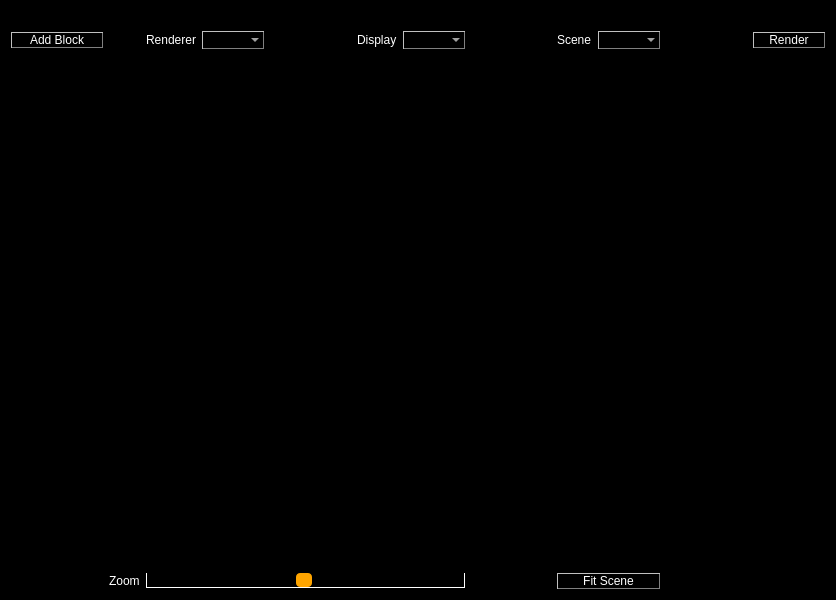
luisbarrancos/shrimp, file src/application-qt4/application_window.ui: the form before one commit.
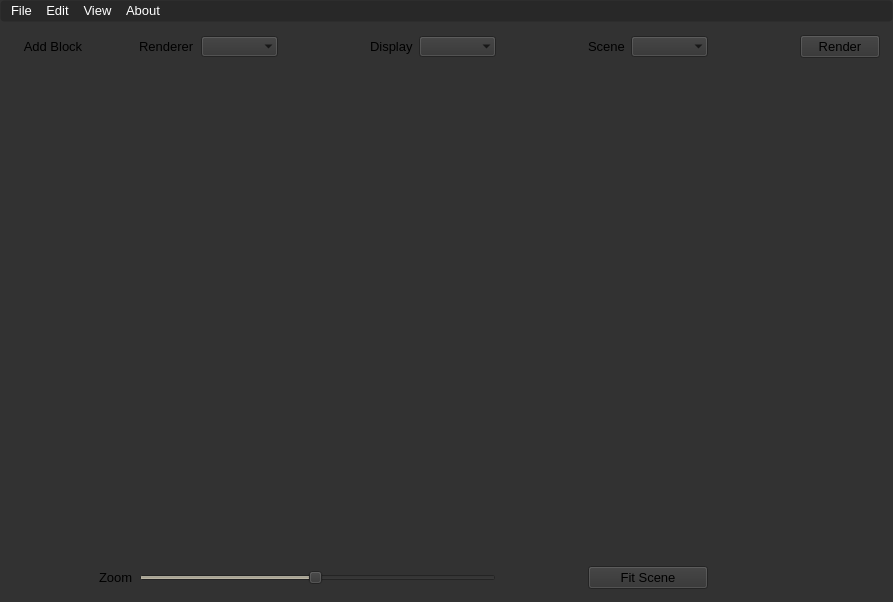
The form after the commit.

Commit message: ENH: integrated Luis theme and moved all styles to qt/stylesheet.qss file

```diff
--- a/src/application-qt4/application_window.ui
+++ b/src/application-qt4/application_window.ui
@@ -6,149 +6,450 @@
    <rect>
     <x>0</x>
     <y>0</y>
-    <width>836</width>
-    <height>600</height>
+    <width>893</width>
+    <height>602</height>
    </rect>
   </property>
+  <property name="palette">
+   <palette>
+    <active>
+     <colorrole role="Button">
+      <brush brushstyle="SolidPattern">
+       <color alpha="255">
+        <red>50</red>
+        <green>50</green>
+        <blue>50</blue>
+       </color>
+      </brush>
+     </colorrole>
+     <colorrole role="Base">
+      <brush brushstyle="SolidPattern">
+       <color alpha="255">
+        <red>50</red>
+        <green>50</green>
+        <blue>50</blue>
+       </color>
+      </brush>
+     </colorrole>
+     <colorrole role="Window">
+      <brush brushstyle="SolidPattern">
+       <color alpha="255">
+        <red>50</red>
+        <green>50</green>
+        <blue>50</blue>
+       </color>
+      </brush>
+     </colorrole>
+    </active>
+    <inactive>
+     <colorrole role="Button">
+      <brush brushstyle="SolidPattern">
+       <color alpha="255">
+        <red>50</red>
+        <green>50</green>
+        <blue>50</blue>
+       </color>
+      </brush>
+     </colorrole>
+     <colorrole role="Base">
+      <brush brushstyle="SolidPattern">
+       <color alpha="255">
+        <red>50</red>
+        <green>50</green>
+        <blue>50</blue>
+       </color>
+      </brush>
+     </colorrole>
+     <colorrole role="Window">
+      <brush brushstyle="SolidPattern">
+       <color alpha="255">
+        <red>50</red>
+        <green>50</green>
+        <blue>50</blue>
+       </color>
+      </brush>
+     </colorrole>
+    </inactive>
+    <disabled>
+     <colorrole role="Button">
+      <brush brushstyle="SolidPattern">
+       <color alpha="255">
+        <red>50</red>
+        <green>50</green>
+        <blue>50</blue>
+       </color>
+      </brush>
+     </colorrole>
+     <colorrole role="Base">
+      <brush brushstyle="SolidPattern">
+       <color alpha="255">
+        <red>50</red>
+        <green>50</green>
+        <blue>50</blue>
+       </color>
+      </brush>
+     </colorrole>
+     <colorrole role="Window">
+      <brush brushstyle="SolidPattern">
+       <color alpha="255">
+        <red>50</red>
+        <green>50</green>
+        <blue>50</blue>
+       </color>
+      </brush>
+     </colorrole>
+    </disabled>
+   </palette>
+  </property>
+  <property name="font">
+   <font>
+    <family>Liberation Sans</family>
+    <pointsize>10</pointsize>
+   </font>
+  </property>
   <property name="windowTitle">
    <string>application_window</string>
   </property>
+  <property name="autoFillBackground">
+   <bool>false</bool>
+  </property>
   <property name="styleSheet">
-   <string notr="true">background-color: black;</string>
+   <string notr="true"/>
+  </property>
+  <property name="documentMode">
+   <bool>false</bool>
   </property>
   <widget class="QWidget" name="centralWidget">
+   <property name="palette">
+    <palette>
+     <active>
+      <colorrole role="Button">
+       <brush brushstyle="SolidPattern">
+        <color alpha="255">
+         <red>50</red>
+         <green>50</green>
+         <blue>50</blue>
+        </color>
+       </brush>
+      </colorrole>
+      <colorrole role="Text">
+       <brush brushstyle="SolidPattern">
+        <color alpha="255">
+         <red>255</red>
+         <green>255</green>
+         <blue>255</blue>
+        </color>
+       </brush>
+      </colorrole>
+      <colorrole role="Base">
+       <brush brushstyle="SolidPattern">
+        <color alpha="255">
+         <red>50</red>
+         <green>50</green>
+         <blue>50</blue>
+        </color>
+       </brush>
+      </colorrole>
+      <colorrole role="Window">
+       <brush brushstyle="SolidPattern">
+        <color alpha="255">
+         <red>50</red>
+         <green>50</green>
+         <blue>50</blue>
+        </color>
+       </brush>
+      </colorrole>
+      <colorrole role="Highlight">
+       <brush brushstyle="SolidPattern">
+        <color alpha="255">
+         <red>20</red>
+         <green>55</green>
+         <blue>255</blue>
+        </color>
+       </brush>
+      </colorrole>
+      <colorrole role="ToolTipBase">
+       <brush brushstyle="SolidPattern">
+        <color alpha="255">
+         <red>35</red>
+         <green>51</green>
+         <blue>71</blue>
+        </color>
+       </brush>
+      </colorrole>
+      <colorrole role="ToolTipText">
+       <brush brushstyle="SolidPattern">
+        <color alpha="255">
+         <red>255</red>
+         <green>255</green>
+         <blue>255</blue>
+        </color>
+       </brush>
+      </colorrole>
+     </active>
+     <inactive>
+      <colorrole role="Button">
+       <brush brushstyle="SolidPattern">
+        <color alpha="255">
+         <red>50</red>
+         <green>50</green>
+         <blue>50</blue>
+        </color>
+       </brush>
+      </colorrole>
+      <colorrole role="Text">
+       <brush brushstyle="SolidPattern">
+        <color alpha="255">
+         <red>0</red>
+         <green>0</green>
+         <blue>0</blue>
+        </color>
+       </brush>
+      </colorrole>
+      <colorrole role="Base">
+       <brush brushstyle="SolidPattern">
+        <color alpha="255">
+         <red>50</red>
+         <green>50</green>
+         <blue>50</blue>
+        </color>
+       </brush>
+      </colorrole>
+      <colorrole role="Window">
+       <brush brushstyle="SolidPattern">
+        <color alpha="255">
+         <red>50</red>
+         <green>50</green>
+         <blue>50</blue>
+        </color>
+       </brush>
+      </colorrole>
+      <colorrole role="Highlight">
+       <brush brushstyle="SolidPattern">
+        <color alpha="255">
+         <red>145</red>
+         <green>141</green>
+         <blue>126</blue>
+        </color>
+       </brush>
+      </colorrole>
+      <colorrole role="ToolTipBase">
+       <brush brushstyle="SolidPattern">
+        <color alpha="255">
+         <red>121</red>
+         <green>121</green>
+         <blue>121</blue>
+        </color>
+       </brush>
+      </colorrole>
+      <colorrole role="ToolTipText">
+       <brush brushstyle="SolidPattern">
+        <color alpha="255">
+         <red>30</red>
+         <green>30</green>
+         <blue>30</blue>
+        </color>
+       </brush>
+      </colorrole>
+     </inactive>
+     <disabled>
+      <colorrole role="Button">
+       <brush brushstyle="SolidPattern">
+        <color alpha="255">
+         <red>50</red>
+         <green>50</green>
+         <blue>50</blue>
+        </color>
+       </brush>
+      </colorrole>
+      <colorrole role="Text">
+       <brush brushstyle="SolidPattern">
+        <color alpha="255">
+         <red>190</red>
+         <green>190</green>
+         <blue>190</blue>
+        </color>
+       </brush>
+      </colorrole>
+      <colorrole role="Base">
+       <brush brushstyle="SolidPattern">
+        <color alpha="255">
+         <red>50</red>
+         <green>50</green>
+         <blue>50</blue>
+        </color>
+       </brush>
+      </colorrole>
+      <colorrole role="Window">
+       <brush brushstyle="SolidPattern">
+        <color alpha="255">
+         <red>50</red>
+         <green>50</green>
+         <blue>50</blue>
+        </color>
+       </brush>
+      </colorrole>
+      <colorrole role="Highlight">
+       <brush brushstyle="SolidPattern">
+        <color alpha="255">
+         <red>145</red>
+         <green>141</green>
+         <blue>126</blue>
+        </color>
+       </brush>
+      </colorrole>
+      <colorrole role="ToolTipBase">
+       <brush brushstyle="SolidPattern">
+        <color alpha="255">
+         <red>40</red>
+         <green>40</green>
+         <blue>40</blue>
+        </color>
+       </brush>
+      </colorrole>
+      <colorrole role="ToolTipText">
+       <brush brushstyle="SolidPattern">
+        <color alpha="255">
+         <red>0</red>
+         <green>0</green>
+         <blue>0</blue>
+        </color>
+       </brush>
+      </colorrole>
+     </disabled>
+    </palette>
+   </property>
+   <property name="font">
+    <font>
+     <family>Liberation Sans</family>
+     <pointsize>10</pointsize>
+    </font>
+   </property>
+   <property name="autoFillBackground">
+    <bool>false</bool>
+   </property>
    <layout class="QHBoxLayout" name="horizontalLayout">
     <item>
      <layout class="QGridLayout" name="gridLayout">
+      <property name="margin">
+       <number>2</number>
+      </property>
+      <property name="spacing">
+       <number>6</number>
+      </property>
       <item row="0" column="0">
        <widget class="QPushButton" name="addBlockButton">
+        <property name="enabled">
+         <bool>true</bool>
+        </property>
+        <property name="font">
+         <font>
+          <family>Liberation Sans</family>
+          <pointsize>10</pointsize>
+         </font>
+        </property>
+        <property name="mouseTracking">
+         <bool>false</bool>
+        </property>
+        <property name="acceptDrops">
+         <bool>false</bool>
+        </property>
         <property name="toolTip">
          <string>Add a predefined block to the scene</string>
         </property>
+        <property name="autoFillBackground">
+         <bool>false</bool>
+        </property>
         <property name="styleSheet">
-         <string notr="true">QPushButton {
-  color: white;
-  background-color: black;
-  border-style: outset;
-  border-width: 1px;
-  border-color: gray;
- min-width: 90px;
- }</string>
+         <string notr="true"/>
         </property>
         <property name="text">
          <string>Add Block</string>
         </property>
+        <property name="checkable">
+         <bool>true</bool>
+        </property>
+        <property name="default">
+         <bool>false</bool>
+        </property>
+        <property name="flat">
+         <bool>true</bool>
+        </property>
        </widget>
       </item>
       <item row="0" column="2">
        <widget class="QLabel" name="label">
+        <property name="font">
+         <font>
+          <family>Liberation Sans</family>
+          <pointsize>10</pointsize>
+         </font>
+        </property>
         <property name="styleSheet">
-         <string notr="true">color: white;</string>
+         <string notr="true"/>
         </property>
         <property name="text">
          <string>Renderer</string>
         </property>
        </widget>
       </item>
-      <item row="0" column="3">
-       <widget class="QComboBox" name="rendererCombo">
-        <property name="toolTip">
-         <string>Choose an installed RenderMan engine</string>
-        </property>
-        <property name="styleSheet">
-         <string notr="true">QComboBox {
-  color: white;
-  background-color: black;
-  border-style: outset;
-  border-width: 1px;
-  border-color: gray;
-  selection-background-color: orange;
- }
-
- QComboBox:editable {
-  color: white;
-  background: orange;
- }
-</string>
-        </property>
-       </widget>
-      </item>
-      <item row="0" column="5">
-       <widget class="QLabel" name="label_2">
-        <property name="styleSheet">
-         <string notr="true">color: white;</string>
-        </property>
-        <property name="text">
-         <string>Display</string>
-        </property>
-       </widget>
-      </item>
       <item row="0" column="6">
        <widget class="QComboBox" name="displayCombo">
+        <property name="font">
+         <font>
+          <family>Liberation Sans</family>
+          <pointsize>10</pointsize>
+         </font>
+        </property>
         <property name="toolTip">
          <string>Select one of the renderer's displays</string>
         </property>
+        <property name="autoFillBackground">
+         <bool>false</bool>
+        </property>
         <property name="styleSheet">
-         <string notr="true">QComboBox {
-  color: white;
-  background-color: black;
-  border-style: outset;
-  border-width: 1px;
-  border-color: gray;
-  selection-background-color: orange;
- }
- QComboBox:editable {
-  color: white;
-  background: orange;
- }</string>
+         <string notr="true"/>
+        </property>
+        <property name="frame">
+         <bool>false</bool>
+        </property>
+        <property name="modelColumn">
+         <number>0</number>
         </property>
        </widget>
       </item>
       <item row="0" column="8">
        <widget class="QLabel" name="label_3">
+        <property name="font">
+         <font>
+          <family>Liberation Sans</family>
+          <pointsize>10</pointsize>
+         </font>
+        </property>
         <property name="styleSheet">
-         <string notr="true">color: white;</string>
+         <string notr="true"/>
         </property>
         <property name="text">
          <string>Scene</string>
         </property>
        </widget>
       </item>
-      <item row="0" column="9">
-       <widget class="QComboBox" name="sceneCombo">
-        <property name="toolTip">
-         <string>Choose a 3D scene for preview</string>
-        </property>
-        <property name="styleSheet">
-         <string notr="true">QComboBox {
-  color: white;
-  background-color: black;
-  border-style: outset;
-  border-width: 1px;
-  border-color: gray;
-  selection-background-color: orange;
- }
- QComboBox:editable {
-  color: white;
-  background: orange;
- }</string>
-        </property>
-       </widget>
-      </item>
       <item row="0" column="11">
        <widget class="QPushButton" name="renderButton">
+        <property name="font">
+         <font>
+          <family>Liberation Sans</family>
+          <pointsize>10</pointsize>
+         </font>
+        </property>
         <property name="toolTip">
          <string>Click to preview the shader using selected renderer and display</string>
         </property>
+        <property name="autoFillBackground">
+         <bool>false</bool>
+        </property>
         <property name="styleSheet">
-         <string notr="true">QPushButton {
-  color: white;
-  background-color: black;
-  border-style: outset;
-  border-width: 1px;
-  border-color: gray;
-  min-width: 70px;
- }</string>
+         <string notr="true"/>
         </property>
         <property name="text">
          <string>Render</string>
@@ -157,8 +458,14 @@
       </item>
       <item row="2" column="1">
        <widget class="QLabel" name="label_4">
+        <property name="font">
+         <font>
+          <family>Liberation Sans</family>
+          <pointsize>10</pointsize>
+         </font>
+        </property>
         <property name="styleSheet">
-         <string notr="true">color: white;</string>
+         <string notr="true"/>
         </property>
         <property name="text">
          <string>Zoom</string>
@@ -167,22 +474,20 @@
       </item>
       <item row="2" column="2" colspan="5">
        <widget class="QSlider" name="zoomSlider">
+        <property name="font">
+         <font>
+          <family>Liberation Sans</family>
+          <pointsize>10</pointsize>
+         </font>
+        </property>
         <property name="toolTip">
          <string>Drag to zoom in or out</string>
         </property>
+        <property name="autoFillBackground">
+         <bool>false</bool>
+        </property>
         <property name="styleSheet">
-         <string notr="true"> QSlider::groove:horizontal {
-     border: 1px solid white;
-     height: 14px;
-     background: black;
-     margin: 2px 0;
- }
- QSlider::handle:horizontal {
-     width: 16px;
-     background: orange;
-     margin: 0 0;
-     border-radius: 4px
- }</string>
+         <string notr="true"/>
         </property>
         <property name="minimum">
          <number>1</number>
@@ -206,17 +511,20 @@
       </item>
       <item row="2" column="8" colspan="2">
        <widget class="QPushButton" name="fitSceneButton">
+        <property name="font">
+         <font>
+          <family>Liberation Sans</family>
+          <pointsize>10</pointsize>
+         </font>
+        </property>
         <property name="toolTip">
          <string>Click to fit the block scene to the current view</string>
         </property>
+        <property name="autoFillBackground">
+         <bool>false</bool>
+        </property>
         <property name="styleSheet">
-         <string notr="true">QPushButton {
-  color: white;
-  background-color: black;
-  border-style: outset;
-  border-width: 1px;
-  border-color: gray;
- }</string>
+         <string notr="true"/>
         </property>
         <property name="text">
          <string>Fit Scene</string>
@@ -262,8 +570,87 @@
         </property>
        </spacer>
       </item>
+      <item row="0" column="9">
+       <widget class="QComboBox" name="sceneCombo">
+        <property name="font">
+         <font>
+          <family>Liberation Sans</family>
+          <pointsize>10</pointsize>
+         </font>
+        </property>
+        <property name="toolTip">
+         <string>Choose a 3D scene for preview</string>
+        </property>
+        <property name="styleSheet">
+         <string notr="true"/>
+        </property>
+        <property name="frame">
+         <bool>false</bool>
+        </property>
+       </widget>
+      </item>
+      <item row="0" column="5">
+       <widget class="QLabel" name="label_2">
+        <property name="font">
+         <font>
+          <family>Liberation Sans</family>
+          <pointsize>10</pointsize>
+         </font>
+        </property>
+        <property name="styleSheet">
+         <string notr="true"/>
+        </property>
+        <property name="text">
+         <string>Display</string>
+        </property>
+       </widget>
+      </item>
+      <item row="0" column="4">
+       <spacer name="horizontalSpacer">
+        <property name="orientation">
+         <enum>Qt::Horizontal</enum>
+        </property>
+        <property name="sizeHint" stdset="0">
+         <size>
+          <width>40</width>
+          <height>20</height>
+         </size>
+        </property>
+       </spacer>
+      </item>
+      <item row="0" column="3">
+       <widget class="QComboBox" name="rendererCombo">
+        <property name="font">
+         <font>
+          <family>Liberation Sans</family>
+          <pointsize>10</pointsize>
+         </font>
+        </property>
+        <property name="toolTip">
+         <string>Choose an installed RenderMan engine</string>
+        </property>
+        <property name="autoFillBackground">
+         <bool>false</bool>
+        </property>
+        <property name="styleSheet">
+         <string notr="true"/>
+        </property>
+        <property name="frame">
+         <bool>false</bool>
+        </property>
+       </widget>
+      </item>
       <item row="1" column="0" colspan="12">
        <widget class="QWidget" name="widget" native="true">
+        <property name="font">
+         <font>
+          <family>Liberation Sans</family>
+          <pointsize>10</pointsize>
+         </font>
+        </property>
+        <property name="autoFillBackground">
+         <bool>false</bool>
+        </property>
         <layout class="QHBoxLayout" name="horizontalLayout_2">
          <item>
           <layout class="QVBoxLayout" name="verticalLayout"/>
@@ -280,13 +667,278 @@
     <rect>
      <x>0</x>
      <y>0</y>
-     <width>836</width>
-     <height>25</height>
+     <width>893</width>
+     <height>26</height>
     </rect>
    </property>
+   <property name="palette">
+    <palette>
+     <active>
+      <colorrole role="WindowText">
+       <brush brushstyle="SolidPattern">
+        <color alpha="255">
+         <red>255</red>
+         <green>255</green>
+         <blue>255</blue>
+        </color>
+       </brush>
+      </colorrole>
+      <colorrole role="Button">
+       <brush brushstyle="SolidPattern">
+        <color alpha="255">
+         <red>40</red>
+         <green>40</green>
+         <blue>40</blue>
+        </color>
+       </brush>
+      </colorrole>
+      <colorrole role="Text">
+       <brush brushstyle="SolidPattern">
+        <color alpha="255">
+         <red>255</red>
+         <green>255</green>
+         <blue>255</blue>
+        </color>
+       </brush>
+      </colorrole>
+      <colorrole role="ButtonText">
+       <brush brushstyle="SolidPattern">
+        <color alpha="255">
+         <red>255</red>
+         <green>255</green>
+         <blue>255</blue>
+        </color>
+       </brush>
+      </colorrole>
+      <colorrole role="Base">
+       <brush brushstyle="SolidPattern">
+        <color alpha="255">
+         <red>40</red>
+         <green>40</green>
+         <blue>40</blue>
+        </color>
+       </brush>
+      </colorrole>
+      <colorrole role="Window">
+       <brush brushstyle="SolidPattern">
+        <color alpha="255">
+         <red>40</red>
+         <green>40</green>
+         <blue>40</blue>
+        </color>
+       </brush>
+      </colorrole>
+      <colorrole role="Highlight">
+       <brush brushstyle="SolidPattern">
+        <color alpha="255">
+         <red>255</red>
+         <green>119</green>
+         <blue>0</blue>
+        </color>
+       </brush>
+      </colorrole>
+      <colorrole role="ToolTipBase">
+       <brush brushstyle="SolidPattern">
+        <color alpha="255">
+         <red>50</red>
+         <green>50</green>
+         <blue>50</blue>
+        </color>
+       </brush>
+      </colorrole>
+      <colorrole role="ToolTipText">
+       <brush brushstyle="SolidPattern">
+        <color alpha="255">
+         <red>200</red>
+         <green>200</green>
+         <blue>200</blue>
+        </color>
+       </brush>
+      </colorrole>
+     </active>
+     <inactive>
+      <colorrole role="WindowText">
+       <brush brushstyle="SolidPattern">
+        <color alpha="255">
+         <red>255</red>
+         <green>255</green>
+         <blue>255</blue>
+        </color>
+       </brush>
+      </colorrole>
+      <colorrole role="Button">
+       <brush brushstyle="SolidPattern">
+        <color alpha="255">
+         <red>40</red>
+         <green>40</green>
+         <blue>40</blue>
+        </color>
+       </brush>
+      </colorrole>
+      <colorrole role="Text">
+       <brush brushstyle="SolidPattern">
+        <color alpha="255">
+         <red>255</red>
+         <green>255</green>
+         <blue>255</blue>
+        </color>
+       </brush>
+      </colorrole>
+      <colorrole role="ButtonText">
+       <brush brushstyle="SolidPattern">
+        <color alpha="255">
+         <red>255</red>
+         <green>255</green>
+         <blue>255</blue>
+        </color>
+       </brush>
+      </colorrole>
+      <colorrole role="Base">
+       <brush brushstyle="SolidPattern">
+        <color alpha="255">
+         <red>40</red>
+         <green>40</green>
+         <blue>40</blue>
+        </color>
+       </brush>
+      </colorrole>
+      <colorrole role="Window">
+       <brush brushstyle="SolidPattern">
+        <color alpha="255">
+         <red>40</red>
+         <green>40</green>
+         <blue>40</blue>
+        </color>
+       </brush>
+      </colorrole>
+      <colorrole role="Highlight">
+       <brush brushstyle="SolidPattern">
+        <color alpha="255">
+         <red>255</red>
+         <green>119</green>
+         <blue>0</blue>
+        </color>
+       </brush>
+      </colorrole>
+      <colorrole role="ToolTipBase">
+       <brush brushstyle="SolidPattern">
+        <color alpha="255">
+         <red>50</red>
+         <green>50</green>
+         <blue>50</blue>
+        </color>
+       </brush>
+      </colorrole>
+      <colorrole role="ToolTipText">
+       <brush brushstyle="SolidPattern">
+        <color alpha="255">
+         <red>200</red>
+         <green>200</green>
+         <blue>200</blue>
+        </color>
+       </brush>
+      </colorrole>
+     </inactive>
+     <disabled>
+      <colorrole role="WindowText">
+       <brush brushstyle="SolidPattern">
+        <color alpha="255">
+         <red>106</red>
+         <green>104</green>
+         <blue>100</blue>
+        </color>
+       </brush>
+      </colorrole>
+      <colorrole role="Button">
+       <brush brushstyle="SolidPattern">
+        <color alpha="255">
+         <red>40</red>
+         <green>40</green>
+         <blue>40</blue>
+        </color>
+       </brush>
+      </colorrole>
+      <colorrole role="Text">
+       <brush brushstyle="SolidPattern">
+        <color alpha="255">
+         <red>190</red>
+         <green>190</green>
+         <blue>190</blue>
+        </color>
+       </brush>
+      </colorrole>
+      <colorrole role="ButtonText">
+       <brush brushstyle="SolidPattern">
+        <color alpha="255">
+         <red>106</red>
+         <green>104</green>
+         <blue>100</blue>
+        </color>
+       </brush>
+      </colorrole>
+      <colorrole role="Base">
+       <brush brushstyle="SolidPattern">
+        <color alpha="255">
+         <red>40</red>
+         <green>40</green>
+         <blue>40</blue>
+        </color>
+       </brush>
+      </colorrole>
+      <colorrole role="Window">
+       <brush brushstyle="SolidPattern">
+        <color alpha="255">
+         <red>40</red>
+         <green>40</green>
+         <blue>40</blue>
+        </color>
+       </brush>
+      </colorrole>
+      <colorrole role="Highlight">
+       <brush brushstyle="SolidPattern">
+        <color alpha="255">
+         <red>145</red>
+         <green>141</green>
+         <blue>126</blue>
+        </color>
+       </brush>
+      </colorrole>
+      <colorrole role="ToolTipBase">
+       <brush brushstyle="SolidPattern">
+        <color alpha="255">
+         <red>50</red>
+         <green>50</green>
+         <blue>50</blue>
+        </color>
+       </brush>
+      </colorrole>
+      <colorrole role="ToolTipText">
+       <brush brushstyle="SolidPattern">
+        <color alpha="255">
+         <red>200</red>
+         <green>200</green>
+         <blue>200</blue>
+        </color>
+       </brush>
+      </colorrole>
+     </disabled>
+    </palette>
+   </property>
+   <property name="font">
+    <font>
+     <family>Liberation Sans</family>
+     <pointsize>10</pointsize>
+    </font>
+   </property>
+   <property name="autoFillBackground">
+    <bool>false</bool>
+   </property>
    <property name="styleSheet">
     <string notr="true">QMenuBar {
-  background-color: black;
+    background-color: rgb(40,40,40);
+    border-radius: 4px;
+    border-style: flat;
+    border-width: 1px;
 }
 
  QMenuBar::item:selected {
@@ -298,6 +950,187 @@
  }</string>
    </property>
    <widget class="QMenu" name="menuFile">
+    <property name="palette">
+     <palette>
+      <active>
+       <colorrole role="WindowText">
+        <brush brushstyle="SolidPattern">
+         <color alpha="255">
+          <red>255</red>
+          <green>255</green>
+          <blue>255</blue>
+         </color>
+        </brush>
+       </colorrole>
+       <colorrole role="Button">
+        <brush brushstyle="SolidPattern">
+         <color alpha="255">
+          <red>40</red>
+          <green>40</green>
+          <blue>40</blue>
+         </color>
+        </brush>
+       </colorrole>
+       <colorrole role="Text">
+        <brush brushstyle="SolidPattern">
+         <color alpha="255">
+          <red>255</red>
+          <green>255</green>
+          <blue>255</blue>
+         </color>
+        </brush>
+       </colorrole>
+       <colorrole role="ButtonText">
+        <brush brushstyle="SolidPattern">
+         <color alpha="255">
+          <red>255</red>
+          <green>255</green>
+          <blue>255</blue>
+         </color>
+        </brush>
+       </colorrole>
+       <colorrole role="Base">
+        <brush brushstyle="SolidPattern">
+         <color alpha="255">
+          <red>40</red>
+          <green>40</green>
+          <blue>40</blue>
+         </color>
+        </brush>
+       </colorrole>
+       <colorrole role="Window">
+        <brush brushstyle="SolidPattern">
+         <color alpha="255">
+          <red>40</red>
+          <green>40</green>
+          <blue>40</blue>
+         </color>
+        </brush>
+       </colorrole>
+      </active>
+      <inactive>
+       <colorrole role="WindowText">
+        <brush brushstyle="SolidPattern">
+         <color alpha="255">
+          <red>255</red>
+          <green>255</green>
+          <blue>255</blue>
+         </color>
+        </brush>
+       </colorrole>
+       <colorrole role="Button">
+        <brush brushstyle="SolidPattern">
+         <color alpha="255">
+          <red>40</red>
+          <green>40</green>
+          <blue>40</blue>
+         </color>
+        </brush>
+       </colorrole>
+       <colorrole role="Text">
+        <brush brushstyle="SolidPattern">
+         <color alpha="255">
+          <red>255</red>
+          <green>255</green>
+          <blue>255</blue>
+         </color>
+        </brush>
+       </colorrole>
+       <colorrole role="ButtonText">
+        <brush brushstyle="SolidPattern">
+         <color alpha="255">
+          <red>255</red>
+          <green>255</green>
+          <blue>255</blue>
+         </color>
+        </brush>
+       </colorrole>
+       <colorrole role="Base">
+        <brush brushstyle="SolidPattern">
+         <color alpha="255">
+          <red>40</red>
+          <green>40</green>
+          <blue>40</blue>
+         </color>
+        </brush>
+       </colorrole>
+       <colorrole role="Window">
+        <brush brushstyle="SolidPattern">
+         <color alpha="255">
+          <red>40</red>
+          <green>40</green>
+          <blue>40</blue>
+         </color>
+        </brush>
+       </colorrole>
+      </inactive>
+      <disabled>
+       <colorrole role="WindowText">
+        <brush brushstyle="SolidPattern">
+         <color alpha="255">
+          <red>255</red>
+          <green>255</green>
+          <blue>255</blue>
+         </color>
+        </brush>
+       </colorrole>
+       <colorrole role="Button">
+        <brush brushstyle="SolidPattern">
+         <color alpha="255">
+          <red>40</red>
+          <green>40</green>
+          <blue>40</blue>
+         </color>
+        </brush>
+       </colorrole>
+       <colorrole role="Text">
+        <brush brushstyle="SolidPattern">
+         <color alpha="255">
+          <red>255</red>
+          <green>255</green>
+          <blue>255</blue>
+         </color>
+        </brush>
+       </colorrole>
+       <colorrole role="ButtonText">
+        <brush brushstyle="SolidPattern">
+         <color alpha="255">
+          <red>255</red>
+          <green>255</green>
+          <blue>255</blue>
+         </color>
+        </brush>
+       </colorrole>
+       <colorrole role="Base">
+        <brush brushstyle="SolidPattern">
+         <color alpha="255">
+          <red>40</red>
+          <green>40</green>
+          <blue>40</blue>
+         </color>
+        </brush>
+       </colorrole>
+       <colorrole role="Window">
+        <brush brushstyle="SolidPattern">
+         <color alpha="255">
+          <red>40</red>
+          <green>40</green>
+          <blue>40</blue>
+         </color>
+        </brush>
+       </colorrole>
+      </disabled>
+     </palette>
+    </property>
+    <property name="font">
+     <font>
+      <family>Liberation Sans</family>
+      <pointsize>10</pointsize>
+     </font>
+    </property>
+    <property name="autoFillBackground">
+     <bool>false</bool>
+    </property>
     <property name="styleSheet">
      <string notr="true">QMenu {
   background-color: black;
@@ -329,6 +1162,187 @@
     <addaction name="actionQuit"/>
    </widget>
    <widget class="QMenu" name="menuEdit">
+    <property name="palette">
+     <palette>
+      <active>
+       <colorrole role="WindowText">
+        <brush brushstyle="SolidPattern">
+         <color alpha="255">
+          <red>255</red>
+          <green>255</green>
+          <blue>255</blue>
+         </color>
+        </brush>
+       </colorrole>
+       <colorrole role="Button">
+        <brush brushstyle="SolidPattern">
+         <color alpha="255">
+          <red>40</red>
+          <green>40</green>
+          <blue>40</blue>
+         </color>
+        </brush>
+       </colorrole>
+       <colorrole role="Text">
+        <brush brushstyle="SolidPattern">
+         <color alpha="255">
+          <red>255</red>
+          <green>255</green>
+          <blue>255</blue>
+         </color>
+        </brush>
+       </colorrole>
+       <colorrole role="ButtonText">
+        <brush brushstyle="SolidPattern">
+         <color alpha="255">
+          <red>255</red>
+          <green>255</green>
+          <blue>255</blue>
+         </color>
+        </brush>
+       </colorrole>
+       <colorrole role="Base">
+        <brush brushstyle="SolidPattern">
+         <color alpha="255">
+          <red>40</red>
+          <green>40</green>
+          <blue>40</blue>
+         </color>
+        </brush>
+       </colorrole>
+       <colorrole role="Window">
+        <brush brushstyle="SolidPattern">
+         <color alpha="255">
+          <red>40</red>
+          <green>40</green>
+          <blue>40</blue>
+         </color>
+        </brush>
+       </colorrole>
+      </active>
+      <inactive>
+       <colorrole role="WindowText">
+        <brush brushstyle="SolidPattern">
+         <color alpha="255">
+          <red>255</red>
+          <green>255</green>
+          <blue>255</blue>
+         </color>
+        </brush>
+       </colorrole>
+       <colorrole role="Button">
+        <brush brushstyle="SolidPattern">
+         <color alpha="255">
+          <red>40</red>
+          <green>40</green>
+          <blue>40</blue>
+         </color>
+        </brush>
+       </colorrole>
+       <colorrole role="Text">
+        <brush brushstyle="SolidPattern">
+         <color alpha="255">
+          <red>255</red>
+          <green>255</green>
+          <blue>255</blue>
+         </color>
+        </brush>
+       </colorrole>
+       <colorrole role="ButtonText">
+        <brush brushstyle="SolidPattern">
+         <color alpha="255">
+          <red>255</red>
+          <green>255</green>
+          <blue>255</blue>
+         </color>
+        </brush>
+       </colorrole>
+       <colorrole role="Base">
+        <brush brushstyle="SolidPattern">
+         <color alpha="255">
+          <red>40</red>
+          <green>40</green>
+          <blue>40</blue>
+         </color>
+        </brush>
+       </colorrole>
+       <colorrole role="Window">
+        <brush brushstyle="SolidPattern">
+         <color alpha="255">
+          <red>40</red>
+          <green>40</green>
+          <blue>40</blue>
+         </color>
+        </brush>
+       </colorrole>
+      </inactive>
+      <disabled>
+       <colorrole role="WindowText">
+        <brush brushstyle="SolidPattern">
+         <color alpha="255">
+          <red>255</red>
+          <green>255</green>
+          <blue>255</blue>
+         </color>
+        </brush>
+       </colorrole>
+       <colorrole role="Button">
+        <brush brushstyle="SolidPattern">
+         <color alpha="255">
+          <red>40</red>
+          <green>40</green>
+          <blue>40</blue>
+         </color>
+        </brush>
+       </colorrole>
+       <colorrole role="Text">
+        <brush brushstyle="SolidPattern">
+         <color alpha="255">
+          <red>255</red>
+          <green>255</green>
+          <blue>255</blue>
+         </color>
+        </brush>
+       </colorrole>
+       <colorrole role="ButtonText">
+        <brush brushstyle="SolidPattern">
+         <color alpha="255">
+          <red>255</red>
+          <green>255</green>
+          <blue>255</blue>
+         </color>
+        </brush>
+       </colorrole>
+       <colorrole role="Base">
+        <brush brushstyle="SolidPattern">
+         <color alpha="255">
+          <red>40</red>
+          <green>40</green>
+          <blue>40</blue>
+         </color>
+        </brush>
+       </colorrole>
+       <colorrole role="Window">
+        <brush brushstyle="SolidPattern">
+         <color alpha="255">
+          <red>40</red>
+          <green>40</green>
+          <blue>40</blue>
+         </color>
+        </brush>
+       </colorrole>
+      </disabled>
+     </palette>
+    </property>
+    <property name="font">
+     <font>
+      <family>Liberation Sans</family>
+      <pointsize>10</pointsize>
+     </font>
+    </property>
+    <property name="autoFillBackground">
+     <bool>false</bool>
+    </property>
     <property name="styleSheet">
      <string notr="true">QMenu {
   background-color: black;
@@ -354,6 +1368,15 @@
     <addaction name="actionDeleteBlocks"/>
    </widget>
    <widget class="QMenu" name="menuView">
+    <property name="font">
+     <font>
+      <family>Liberation Sans</family>
+      <pointsize>10</pointsize>
+     </font>
+    </property>
+    <property name="autoFillBackground">
+     <bool>false</bool>
+    </property>
     <property name="styleSheet">
      <string notr="true">QMenu {
   background-color: black;
@@ -373,9 +1396,44 @@
     <addaction name="actionShowGrid"/>
     <addaction name="actionSnapBlocks"/>
    </widget>
+   <widget class="QMenu" name="menuAbout">
+    <property name="font">
+     <font>
+      <family>Liberation Sans</family>
+      <pointsize>10</pointsize>
+     </font>
+    </property>
+    <property name="autoFillBackground">
+     <bool>false</bool>
+    </property>
+    <property name="styleSheet">
+     <string notr="true">QMenu {
+  background-color: rgb(40,40,40);
+	color: rgb(255, 255, 255);
+}
+
+QMenu::item:selected {
+  background: orange;
+	color: rgb(255, 255, 255);
+ }
+
+QMenu::item:pressed {
+	color: rgb(200, 200, 200);
+  background: orange;
+ }</string>
+    </property>
+    <property name="title">
+     <string>About</string>
+    </property>
+    <addaction name="actionHelp"/>
+    <addaction name="separator"/>
+    <addaction name="actionAbout"/>
+    <addaction name="actionCredits"/>
+   </widget>
    <addaction name="menuFile"/>
    <addaction name="menuEdit"/>
    <addaction name="menuView"/>
+   <addaction name="menuAbout"/>
   </widget>
   <action name="actionNew">
    <property name="text">
```
Left out of the diff: 247 changed lines with no effect on the pictures. The commit also changes 11 other files.
